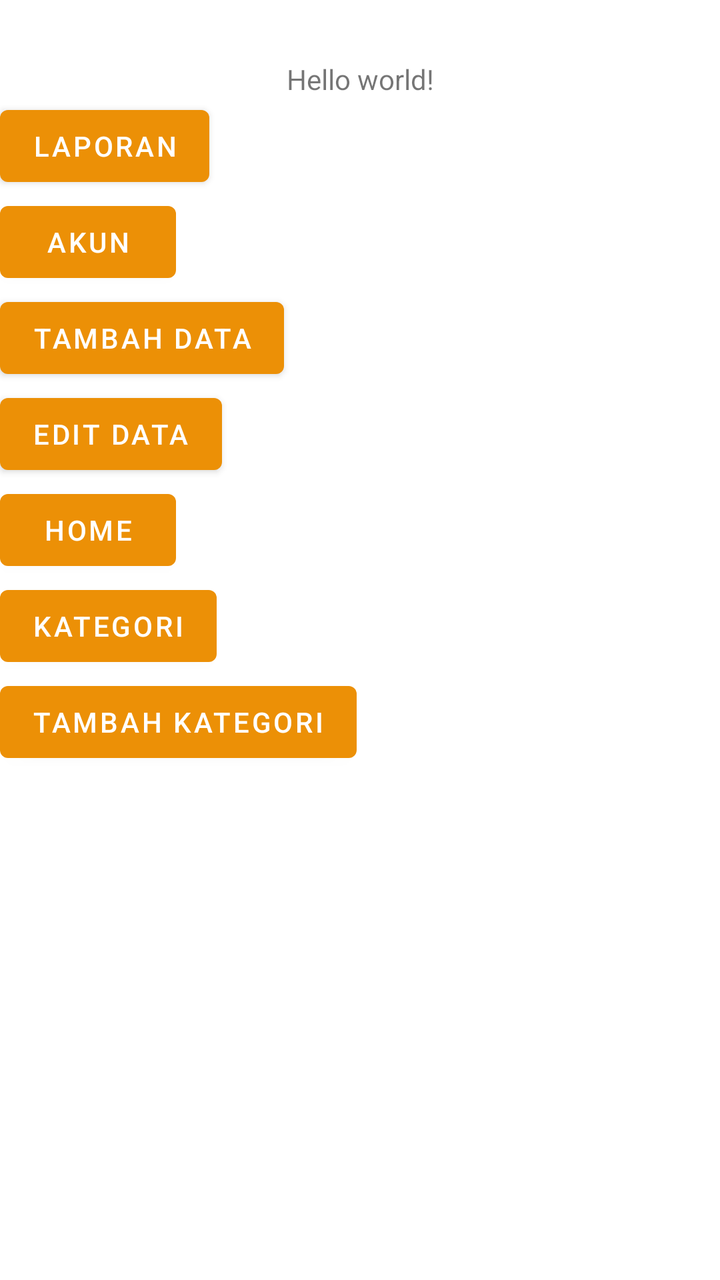
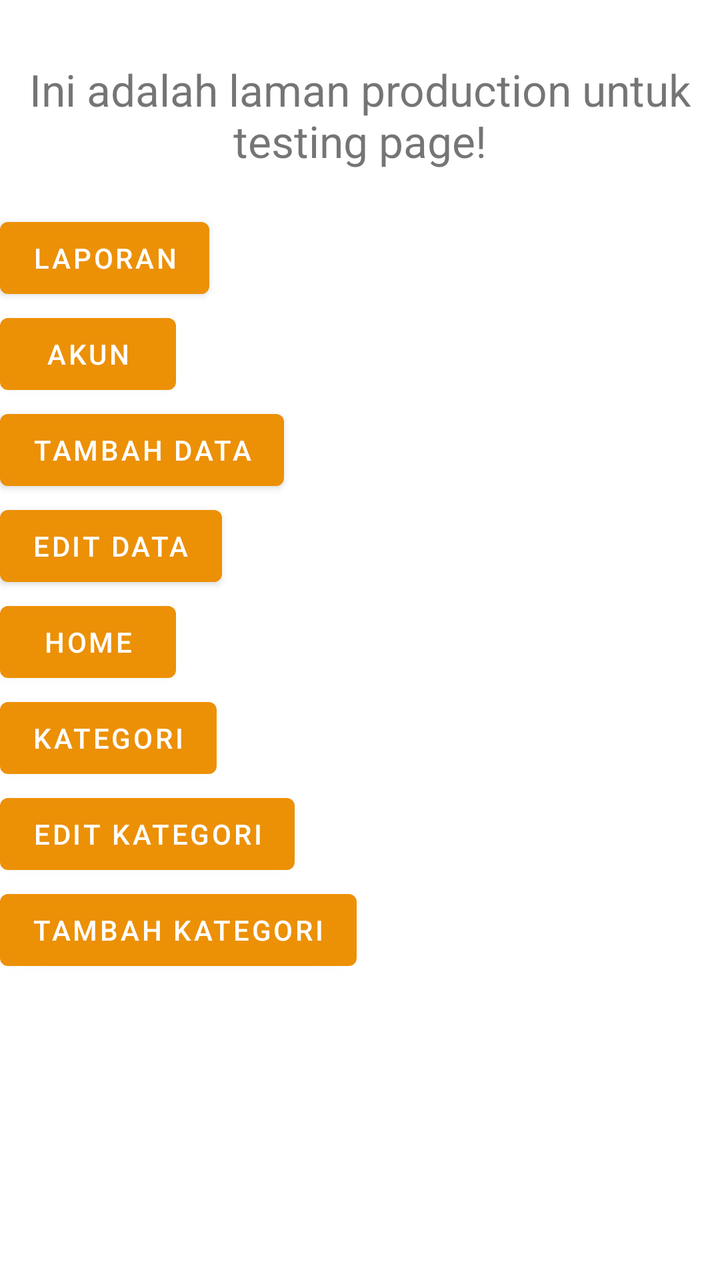

Before-and-after screenshots of an Android layout around one commit, followed by the original layout XML and the change that was made.
<!-- AndroidManifest.xml: application theme Theme.Fintrack -->
<!-- res/layout/activity_homev2.xml -->
<?xml version="1.0" encoding="utf-8"?>
<LinearLayout
    xmlns:android="http://schemas.android.com/apk/res/android"
    xmlns:tools="http://schemas.android.com/tools"
    android:id="@+id/main"
    android:layout_width="match_parent"
    android:layout_height="match_parent"
    android:orientation="vertical"
    android:layout_margin="20dp"
    tools:context=".Homev2">


    <TextView
        android:layout_width="match_parent"
        android:layout_height="wrap_content"
        android:gravity="center_horizontal"
        android:layout_marginTop="30dp"
        android:text="Hello world!"></TextView>

    <Button
        android:id="@+id/laporanButton"
        android:layout_width="wrap_content"
        android:layout_height="wrap_content"
        android:text="LAPORAN"></Button>

    <Button
        android:id="@+id/akunButton"
        android:layout_width="wrap_content"
        android:layout_height="wrap_content"
        android:text="AKUN"></Button>

    <Button
        android:id="@+id/tambahDataButton"
        android:layout_width="wrap_content"
        android:layout_height="wrap_content"
        android:text="TAMBAH DATA"></Button>

    <Button
        android:id="@+id/editDataButton"
        android:layout_width="wrap_content"
        android:layout_height="wrap_content"
        android:text="EDIT DATA"></Button>


    <Button
        android:id="@+id/homeButton"
        android:layout_width="wrap_content"
        android:layout_height="wrap_content"
        android:text="HOME"></Button>


    <Button
        android:id="@+id/kategoriButton"
        android:layout_width="wrap_content"
        android:layout_height="wrap_content"
        android:text="Kategori"></Button>



    <Button
        android:id="@+id/tambahKategoriButton"
        android:layout_width="wrap_content"
        android:layout_height="wrap_content"
        android:text="Tambah kategori"></Button>
</LinearLayout>
<!-- resources referenced by this layout -->
<resources>
  <style name="Theme.Fintrack" parent="Base.Theme.Fintrack" />
  <style name="Base.Theme.Fintrack" parent="Theme.MaterialComponents.DayNight.NoActionBar">
          
          <item name="colorPrimary">@color/tahiti_gold</item>
  
      </style>
  <color name="tahiti_gold">#EC9006</color>
</resources>

<!-- the commit's change to res/layout/activity_homev2.xml (unified diff, before → after) -->
@@ -13,9 +13,11 @@
     <TextView
         android:layout_width="match_parent"
         android:layout_height="wrap_content"
+        android:layout_marginBottom="20dp"
         android:gravity="center_horizontal"
         android:layout_marginTop="30dp"
-        android:text="Hello world!"></TextView>
+        android:textSize="22sp"
+        android:text="Ini adalah laman production untuk testing page!"></TextView>
 
     <Button
         android:id="@+id/laporanButton"
@@ -56,6 +58,11 @@
         android:text="Kategori"></Button>
 
 
+    <Button
+        android:id="@+id/editKategoriButton"
+        android:layout_width="wrap_content"
+        android:layout_height="wrap_content"
+        android:text="Edit Kategori"></Button>
 
     <Button
         android:id="@+id/tambahKategoriButton"
